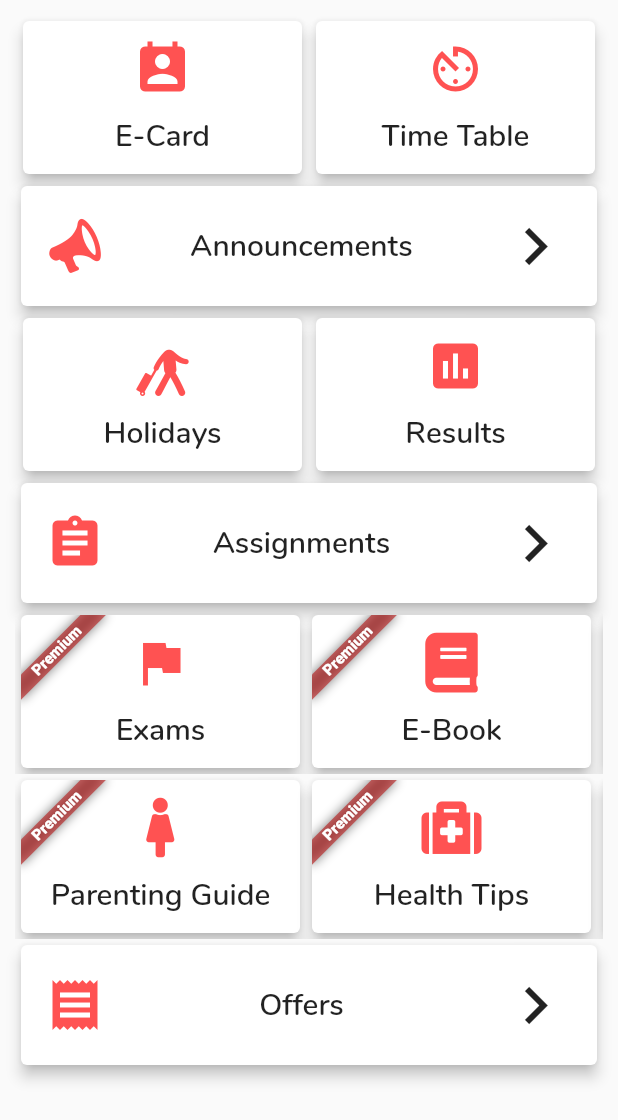
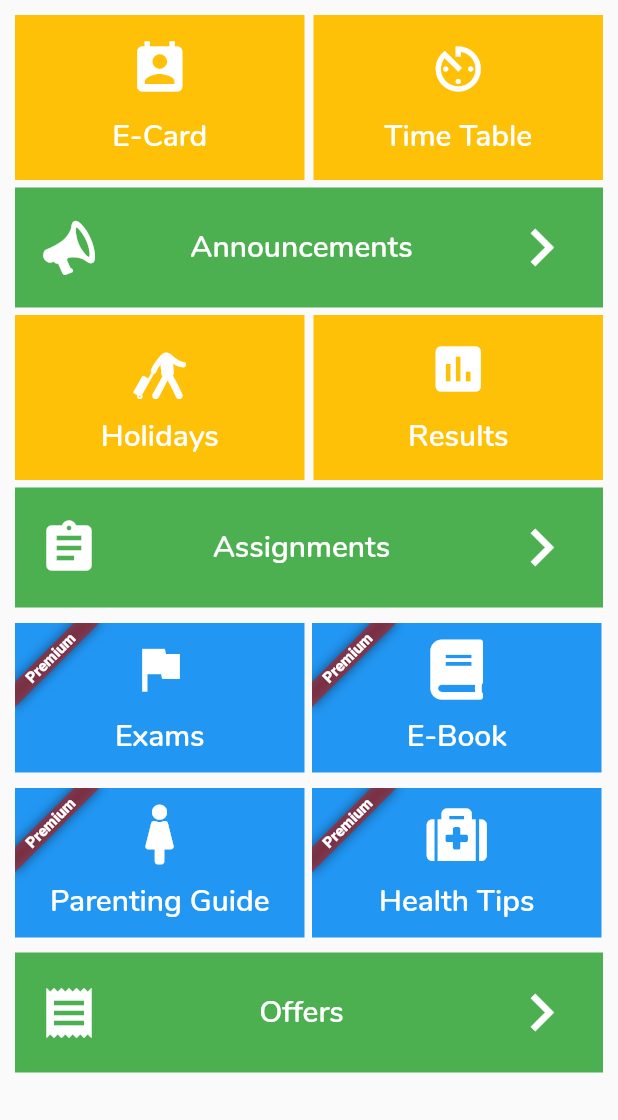
Before and after one commit to byteboss777/Our-E-School, a Flutter app: the Dashboard screen opened directly, on a phone screen of 412 x 824 dp. Shown: the top 1120 px of the screen. Run offline on Flutter 3.47's test engine with Material 2 defaults, Android fonts, the phone set to English and light mode, and no system bars; our stand-ins replace camera, dynamic_theme, file_picker, font_awesome_flutter; missing offline and left inert: countdown_flutter, flutter_plugin_pdf_viewer, intro_views_flutter.

Commit message:
Colourful Tile Added

```diff
--- a/lib/Components/BottomBar.dart
+++ b/lib/Components/BottomBar.dart
@@ -1,5 +1,4 @@
 import 'dart:math' as math;
-
 import 'package:flutter/foundation.dart';
 import 'package:flutter/widgets.dart';
 import 'package:flutter/material.dart';
@@ -105,14 +104,14 @@ class _BottomNavigationTile extends StatelessWidget {
                   : Colors.transparent,
               highlightColor: Colors.transparent,
               child: Container(
-                height: 48,
+                height: 45,
                 decoration: BoxDecoration(
                     color: selected
                         ? item.backgroundColor.withOpacity(opacity)
                         : Colors.transparent,
                     borderRadius: BorderRadius.horizontal(
-                      right: Radius.circular(50),
-                      left: Radius.circular(50),
+                      // right: Radius.circular(50),
+                      // left: Radius.circular(50),
                     )),
                 child: Row(
                   crossAxisAlignment: CrossAxisAlignment.center,
@@ -365,7 +364,7 @@ class _BottomNavigationBarState extends State<BubbleBottomBar>
   Widget _inner(double additionalBottomPadding) {
     return Padding(
       padding: EdgeInsets.symmetric(
-        horizontal: 5,
+        horizontal: 15,
       ),
       child: ConstrainedBox(
         constraints: BoxConstraints(
--- a/lib/Components/ColumnReusableCardButton.dart
+++ b/lib/Components/ColumnReusableCardButton.dart
@@ -7,21 +7,26 @@ class ColumnReusableCardButton extends StatelessWidget {
   final IconData icon;
   final double height;
   final IconData directionIcon;
-  final double elevation;
+  final Color tileColor;
+  // final double elevation;
 
   const ColumnReusableCardButton({
     @required this.onPressed,
     @required this.icon,
     @required this.label,
+    @required this.tileColor,
     this.height,
     this.directionIcon,
-    this.elevation
+    // this.elevation
   });
 
   @override
   Widget build(BuildContext context) {
-    return Card(
-      elevation: elevation ?? 4,
+    return Padding(
+      padding: const EdgeInsets.symmetric(vertical: 5),
+      child: Container(
+        color: tileColor ?? Colors.green,
+        // elevation: elevation ?? 4,
         child: MaterialButton(
           minWidth: MediaQuery.of(context).size.width,
           height: height == null ? 80 : height,
@@ -32,23 +37,26 @@ class ColumnReusableCardButton extends StatelessWidget {
               Icon(
                 icon,
                 size: 40,
-              color: Colors.redAccent,
+                color: Colors.white,
               ),
               Text(
                 label,
                 maxLines: 2,
                 style: TextStyle(
                   fontSize: 20,
+                  color: Colors.white,
                   fontWeight: FontWeight.w600
                 ),
               ),
               Icon(
                 directionIcon ?? Icons.chevron_right,
+                color: Colors.white,
                 size: 50,
               )
             ],
           ),
         ),
+      ),
     );
   }
 }
--- a/lib/Components/RowReusableCardButton.dart
+++ b/lib/Components/RowReusableCardButton.dart
@@ -1,42 +1,20 @@
 import 'package:flutter/material.dart';
 
 class RowReusableCardButton extends StatelessWidget {
-
   final Function onPressed;
   final IconData icon;
   final String label;
+  final Color tileColor;
 
-  const RowReusableCardButton({
-    @required this.icon,
-    @required this.label,
-    @required this.onPressed
-  });
+  const RowReusableCardButton(
+      {@required this.icon, @required this.label, @required this.onPressed, @required this.tileColor});
 
   @override
   Widget build(BuildContext context) {
-    return Card(
-      elevation: 4,
-      child: MaterialButton(
-        minWidth: MediaQuery.of(context).size.width / 2 - 20,
-        onPressed: onPressed,
-        child: Column(
-          mainAxisAlignment: MainAxisAlignment.spaceEvenly,
-          children: <Widget>[
-            Icon(
-              icon,
-              size: 40,
-              color: Colors.redAccent,
-            ),
-            Text(
-              label,
-              style: TextStyle(
-                fontSize: 20,
-                fontWeight: FontWeight.w600
-              ),
-            ),
-          ],
-        ),
-      ),
+    return Container(
+      padding: const EdgeInsets.symmetric(vertical: 5),
+      color: tileColor ?? Colors.amber,
+      child: new ReusableMaterialButton(onPressed: onPressed, icon: icon, label: label),
     );
   }
 }
@@ -45,22 +23,45 @@ class RowReusableCardButtonBanner extends StatelessWidget {
   final Function onPressed;
   final IconData icon;
   final String label;
+  final Color tileColor;
 
   const RowReusableCardButtonBanner(
-      {@required this.icon, @required this.label, @required this.onPressed});
+      {@required this.icon, @required this.label, @required this.onPressed, @required this.tileColor});
 
   @override
   Widget build(BuildContext context) {
-    return Card(
-      // color: Colors.blueAccent.withOpacity(0.5),
-      elevation: 4,
+    return Padding(
+      padding: const EdgeInsets.only(top: 5, bottom: 5, right: 5),
       child: ClipRect(
         child: Container(
+          color: tileColor ?? Colors.blue,
           child: Banner(
             location: BannerLocation.topStart,
             message: 'Premium',
-            child: MaterialButton(
-              minWidth: MediaQuery.of(context).size.width / 2 - 20,
+            child: new ReusableMaterialButton(onPressed: onPressed, icon: icon, label: label),
+          ),
+        ),
+      ),
+    );
+  }
+}
+
+class ReusableMaterialButton extends StatelessWidget {
+  const ReusableMaterialButton({
+    Key key,
+    @required this.onPressed,
+    @required this.icon,
+    @required this.label,
+  }) : super(key: key);
+
+  final Function onPressed;
+  final IconData icon;
+  final String label;
+
+  @override
+  Widget build(BuildContext context) {
+    return MaterialButton(
+      minWidth: MediaQuery.of(context).size.width / 2 - 13,
       onPressed: onPressed,
       child: Column(
         mainAxisAlignment: MainAxisAlignment.spaceEvenly,
@@ -68,17 +69,17 @@ class RowReusableCardButtonBanner extends StatelessWidget {
           Icon(
             icon,
             size: 40,
-                    color: Colors.redAccent,
+            color: Colors.white,
           ),
           Text(
             label,
-                    style: TextStyle(fontSize: 20, fontWeight: FontWeight.w600),
+            style: TextStyle(
+              fontSize: 20,
+              color: Colors.white,
+              fontWeight: FontWeight.w600,
+            ),
           ),
         ],
-              ),
-            ),
-          ),
-        ),
       ),
     );
   }
--- a/lib/Components/TopBar.dart
+++ b/lib/Components/TopBar.dart
@@ -31,9 +31,9 @@ class _TopBarState extends State<TopBar> {
             children: <Widget>[
               Hero(
                 tag: 'topBarBtn',
-                child: Card(
-                  elevation: 10,
-                  shape: kBackButtonShape,
+                child: Container(
+                  // elevation: 10,
+                  // shape: kBackButtonShape,
                   child: MaterialButton(
                     height: 50,
                     minWidth: 50,
@@ -54,7 +54,7 @@ class _TopBarState extends State<TopBar> {
                   elevation: 10,
                   shape: RoundedRectangleBorder(
                     borderRadius: BorderRadius.only(
-                      bottomLeft: Radius.circular(30),
+                      // bottomLeft: Radius.circular(30),
                     ),
                   ),
                   child: InkWell(
--- a/lib/pages/Dashboard/DashboardPage.dart
+++ b/lib/pages/Dashboard/DashboardPage.dart
@@ -34,7 +34,7 @@ class _DashboardState extends State<Dashboard> {
                   Container(
                     height: 110,
                     child: Row(
-                      mainAxisAlignment: MainAxisAlignment.spaceEvenly,
+                      mainAxisAlignment: MainAxisAlignment.spaceBetween,
                       children: <Widget>[
                         RowReusableCardButton(
                           label: 'E-Card',
@@ -68,7 +68,7 @@ class _DashboardState extends State<Dashboard> {
                   Container(
                     height: 110,
                     child: Row(
-                      mainAxisAlignment: MainAxisAlignment.spaceEvenly,
+                      mainAxisAlignment: MainAxisAlignment.spaceBetween,
                       children: <Widget>[
                         RowReusableCardButton(
                           icon: CustomIcons.traveler_with_a_suitcase,
@@ -99,7 +99,7 @@ class _DashboardState extends State<Dashboard> {
                       scrollDirection: Axis.horizontal,
                       children: <Widget>[
                         Row(
-                          mainAxisAlignment: MainAxisAlignment.spaceEvenly,
+                          mainAxisAlignment: MainAxisAlignment.spaceBetween,
                           children: <Widget>[
                             RowReusableCardButtonBanner(
                               icon: Icons.assistant_photo,
--- a/lib/pages/WelcomeScreen.dart
+++ b/lib/pages/WelcomeScreen.dart
@@ -154,12 +154,12 @@ Check School posts to stay updated with school news.''',
                   height: 50,
                   minWidth: 300,
                   elevation: 10,
-                  shape: RoundedRectangleBorder(
-                    borderRadius: BorderRadius.only(
-                      // bottomRight: Radius.elliptical(40, 1),
-                      topRight: Radius.circular(1000),
-                    ),
-                  ),
+                  // shape: RoundedRectangleBorder(
+                  //   borderRadius: BorderRadius.only(
+                  //     // bottomRight: Radius.elliptical(40, 1),
+                  //     topRight: Radius.circular(1000),
+                  //   ),
+                  // ),
                   onPressed: () {
                     Navigator.push(
                       context,
```
Lines whose indentation alone changed are shown as unchanged.
